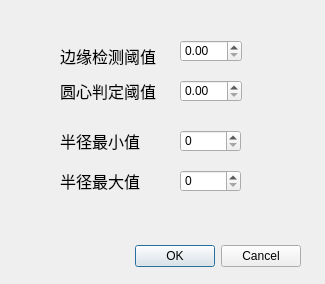
Above: src/ui/ParametersDialog.ui from chen6556/CircleDetector before the change. Below: the same form after it.
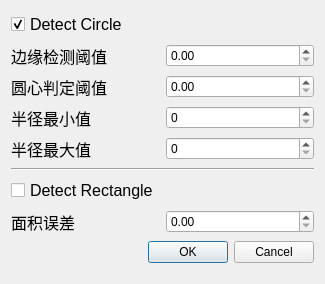
That is the form after the change.

What changed in the file:
```diff
--- a/src/ui/ParametersDialog.ui
+++ b/src/ui/ParametersDialog.ui
@@ -19,83 +19,26 @@
   <property name="windowTitle">
    <string>参数</string>
   </property>
-  <widget class="QDialogButtonBox" name="buttonBox">
-   <property name="geometry">
-    <rect>
-     <x>30</x>
-     <y>240</y>
-     <width>271</width>
-     <height>32</height>
-    </rect>
-   </property>
-   <property name="orientation">
-    <enum>Qt::Horizontal</enum>
-   </property>
-   <property name="standardButtons">
-    <set>QDialogButtonBox::Cancel|QDialogButtonBox::Ok</set>
-   </property>
-  </widget>
-  <widget class="QDoubleSpinBox" name="param1">
-   <property name="geometry">
-    <rect>
-     <x>180</x>
-     <y>40</y>
-     <width>62</width>
-     <height>22</height>
-    </rect>
-   </property>
-   <property name="maximum">
-    <double>10000.000000000000000</double>
-   </property>
-  </widget>
-  <widget class="QDoubleSpinBox" name="param2">
-   <property name="geometry">
-    <rect>
-     <x>180</x>
-     <y>80</y>
-     <width>62</width>
-     <height>22</height>
-    </rect>
-   </property>
-   <property name="maximum">
-    <double>1000.000000000000000</double>
-   </property>
-  </widget>
-  <widget class="QSpinBox" name="minRadius">
-   <property name="geometry">
-    <rect>
-     <x>180</x>
-     <y>130</y>
-     <width>61</width>
-     <height>22</height>
-    </rect>
-   </property>
-   <property name="maximum">
-    <number>1000</number>
-   </property>
-  </widget>
-  <widget class="QSpinBox" name="maxRadius">
-   <property name="geometry">
-    <rect>
-     <x>180</x>
-     <y>170</y>
-     <width>61</width>
-     <height>22</height>
-    </rect>
-   </property>
-   <property name="maximum">
-    <number>1000</number>
-   </property>
-  </widget>
+  <layout class="QVBoxLayout" name="verticalLayout">
+   <item>
+    <widget class="QCheckBox" name="check_circle">
+     <property name="font">
+      <font>
+       <pointsize>12</pointsize>
+      </font>
+     </property>
+     <property name="text">
+      <string>Detect Circle</string>
+     </property>
+     <property name="checked">
+      <bool>true</bool>
+     </property>
+    </widget>
+   </item>
+   <item>
+    <layout class="QHBoxLayout" name="horizontalLayout">
+     <item>
   <widget class="QLabel" name="label">
-   <property name="geometry">
-    <rect>
-     <x>60</x>
-     <y>46</y>
-     <width>101</width>
-     <height>20</height>
-    </rect>
-   </property>
    <property name="font">
     <font>
      <pointsize>12</pointsize>
@@ -105,15 +48,20 @@
     <string>边缘检测阈值</string>
    </property>
   </widget>
+     </item>
+     <item>
+      <widget class="QDoubleSpinBox" name="param1">
+       <property name="maximum">
+        <double>10000.000000000000000</double>
+       </property>
+      </widget>
+     </item>
+    </layout>
+   </item>
+   <item>
+    <layout class="QHBoxLayout" name="horizontalLayout_2">
+     <item>
   <widget class="QLabel" name="label_2">
-   <property name="geometry">
-    <rect>
-     <x>60</x>
-     <y>80</y>
-     <width>101</width>
-     <height>21</height>
-    </rect>
-   </property>
    <property name="font">
     <font>
      <pointsize>12</pointsize>
@@ -123,15 +71,20 @@
     <string>圆心判定阈值</string>
    </property>
   </widget>
+     </item>
+     <item>
+      <widget class="QDoubleSpinBox" name="param2">
+       <property name="maximum">
+        <double>1000.000000000000000</double>
+       </property>
+      </widget>
+     </item>
+    </layout>
+   </item>
+   <item>
+    <layout class="QHBoxLayout" name="horizontalLayout_3">
+     <item>
   <widget class="QLabel" name="label_3">
-   <property name="geometry">
-    <rect>
-     <x>60</x>
-     <y>130</y>
-     <width>91</width>
-     <height>21</height>
-    </rect>
-   </property>
    <property name="font">
     <font>
      <pointsize>12</pointsize>
@@ -141,15 +94,20 @@
     <string>半径最小值</string>
    </property>
   </widget>
+     </item>
+     <item>
+      <widget class="QSpinBox" name="min_radius">
+       <property name="maximum">
+        <number>1000</number>
+       </property>
+      </widget>
+     </item>
+    </layout>
+   </item>
+   <item>
+    <layout class="QHBoxLayout" name="horizontalLayout_4">
+     <item>
   <widget class="QLabel" name="label_4">
-   <property name="geometry">
-    <rect>
-     <x>60</x>
-     <y>170</y>
-     <width>91</width>
-     <height>21</height>
-    </rect>
-   </property>
    <property name="font">
     <font>
      <pointsize>12</pointsize>
@@ -159,6 +117,69 @@
     <string>半径最大值</string>
    </property>
   </widget>
+     </item>
+     <item>
+      <widget class="QSpinBox" name="max_radius">
+       <property name="maximum">
+        <number>1000</number>
+       </property>
+      </widget>
+     </item>
+    </layout>
+   </item>
+   <item>
+    <widget class="Line" name="line">
+     <property name="orientation">
+      <enum>Qt::Horizontal</enum>
+     </property>
+    </widget>
+   </item>
+   <item>
+    <widget class="QCheckBox" name="check_rectangle">
+     <property name="font">
+      <font>
+       <pointsize>12</pointsize>
+      </font>
+     </property>
+     <property name="text">
+      <string>Detect Rectangle</string>
+     </property>
+    </widget>
+   </item>
+   <item>
+    <layout class="QHBoxLayout" name="horizontalLayout_5">
+     <item>
+      <widget class="QLabel" name="label_5">
+       <property name="font">
+        <font>
+         <pointsize>12</pointsize>
+        </font>
+       </property>
+       <property name="text">
+        <string>面积误差</string>
+       </property>
+      </widget>
+     </item>
+     <item>
+      <widget class="QDoubleSpinBox" name="area_deviation">
+       <property name="maximum">
+        <double>0.600000000000000</double>
+       </property>
+      </widget>
+     </item>
+    </layout>
+   </item>
+   <item>
+    <widget class="QDialogButtonBox" name="buttonBox">
+     <property name="orientation">
+      <enum>Qt::Horizontal</enum>
+     </property>
+     <property name="standardButtons">
+      <set>QDialogButtonBox::Cancel|QDialogButtonBox::Ok</set>
+     </property>
+    </widget>
+   </item>
+  </layout>
  </widget>
  <resources/>
  <connections>
```
Lines whose indentation alone changed are shown as unchanged.
